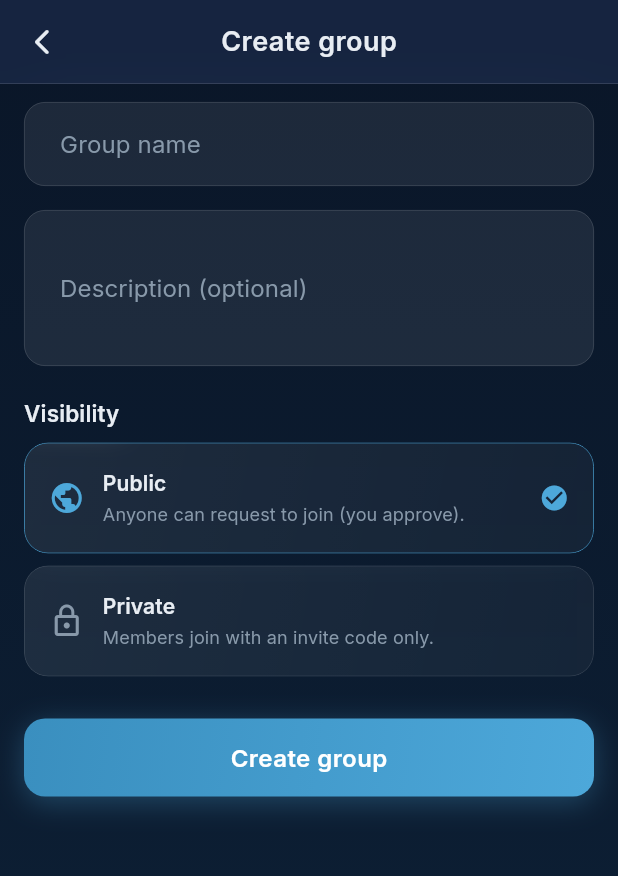
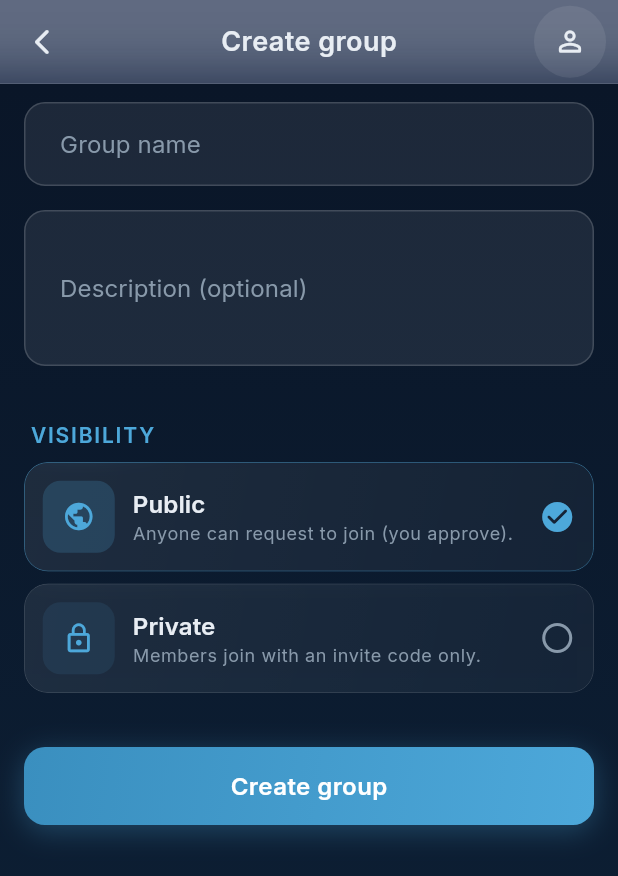
Before and after one commit to Carlos19979/navis-app, a Flutter app: the GroupFormScreen screen opened by its route, on a phone screen of 412 x 824 dp. Shown: the top 876 px of the screen. Run offline on Flutter 3.47's test engine with Material 3 defaults, Android fonts, the phone set to English and light mode, and no system bars; our stand-ins replace cached_network_image, connectivity_plus, dio, firebase_core, firebase_messaging, flutter_animate and 13 more; missing offline and left inert: purchases_flutter; accounts and stored records are empty; network calls fail; statements that could not run were skipped.

Commit message:
refactor(mobile): elevate group detail, group form, trip stats (phase 3)
- group_detail: members and join requests now show the member's real name
  (falling back to the short id only when absent) instead of a raw
  userId.substring; owner delete is a separated NavisDangerAction card
- group_form: NavisScaffold + NavisTextField + NavisSelectableCard +
  NavisSectionHeader (drops the private _field/_visibilityOption helpers)
- trip_stats: 15 `l10n?.x ?? 'English'` sites replaced with the standard
  force-unwrapped l.x pattern; dead English fallbacks removed

297 tests green, analyze clean.

Co-Authored-By: Claude Fable 5 <noreply@anthropic.com>

```diff
--- a/apps/mobile/lib/features/groups/presentation/screens/group_form_screen.dart
+++ b/apps/mobile/lib/features/groups/presentation/screens/group_form_screen.dart
@@ -2,15 +2,14 @@ import 'package:flutter/material.dart';
 import 'package:flutter_riverpod/flutter_riverpod.dart';
 import 'package:go_router/go_router.dart';
 
-import 'package:navis_mobile/core/theme/app_colors.dart';
-import 'package:navis_mobile/core/theme/theme_colors.dart';
 import 'package:navis_mobile/features/groups/presentation/providers/group_provider.dart';
 import 'package:navis_mobile/l10n/app_localizations.dart';
-import 'package:navis_mobile/shared/widgets/gradient_background.dart';
-import 'package:navis_mobile/shared/widgets/navis_app_bar.dart';
 import 'package:navis_mobile/shared/widgets/navis_button.dart';
-import 'package:navis_mobile/shared/widgets/navis_card.dart';
+import 'package:navis_mobile/shared/widgets/navis_scaffold.dart';
+import 'package:navis_mobile/shared/widgets/navis_section.dart';
+import 'package:navis_mobile/shared/widgets/navis_selectable_card.dart';
 import 'package:navis_mobile/shared/widgets/navis_snackbar.dart';
+import 'package:navis_mobile/shared/widgets/navis_text_field.dart';
 
 class GroupFormScreen extends ConsumerStatefulWidget {
   const GroupFormScreen({super.key});
@@ -57,51 +56,41 @@ class _GroupFormScreenState extends ConsumerState<GroupFormScreen> {
   @override
   Widget build(BuildContext context) {
     final l = AppLocalizations.of(context)!;
-    return Scaffold(
-      backgroundColor: Colors.transparent,
-      extendBodyBehindAppBar: true,
-      appBar: NavisAppBar(title: l.createGroup, showBack: true),
-      body: GradientBackground(
-        child: SafeArea(
-          child: Form(
+    return NavisScaffold(
+      title: l.createGroup,
+      showBack: true,
+      body: Form(
         key: _formKey,
         child: ListView(
           padding: const EdgeInsets.fromLTRB(16, 12, 16, 32),
           children: [
-                _field(
+            NavisTextField(
               controller: _nameController,
               label: l.groupName,
               validator: (v) =>
                   (v == null || v.trim().isEmpty) ? l.requiredField : null,
             ),
             const SizedBox(height: 16),
-                _field(
+            NavisTextField(
               controller: _descriptionController,
               label: l.descriptionOptional,
               maxLines: 3,
             ),
             const SizedBox(height: 20),
-                Text(
-                  l.visibilityLabel,
-                  style: TextStyle(
-                    color: context.txtPrimary,
-                    fontSize: 15,
-                    fontWeight: FontWeight.w600,
-                  ),
-                ),
-                const SizedBox(height: 8),
-                _visibilityOption(
-                  value: 'public',
+            NavisSectionHeader(label: l.visibilityLabel),
+            NavisSelectableCard(
               title: l.publicLabel,
               subtitle: l.groupPublicSubtitle,
               icon: Icons.public,
+              selected: _visibility == 'public',
+              onTap: () => setState(() => _visibility = 'public'),
             ),
-                const SizedBox(height: 8),
-                _visibilityOption(
-                  value: 'private',
+            NavisSelectableCard(
               title: l.privateLabel,
               subtitle: l.groupPrivateSubtitle,
               icon: Icons.lock_outline,
+              selected: _visibility == 'private',
+              onTap: () => setState(() => _visibility = 'private'),
             ),
             const SizedBox(height: 28),
             NavisButton(
@@ -113,79 +102,6 @@ class _GroupFormScreenState extends ConsumerState<GroupFormScreen> {
           ],
         ),
       ),
-        ),
-      ),
-    );
-  }
-
-  Widget _field({
-    required TextEditingController controller,
-    required String label,
-    String? Function(String?)? validator,
-    int maxLines = 1,
-  }) {
-    return TextFormField(
-      controller: controller,
-      validator: validator,
-      maxLines: maxLines,
-      style: TextStyle(color: context.txtPrimary),
-      decoration: InputDecoration(
-        labelText: label,
-        labelStyle: TextStyle(color: context.txtSecondary),
-        filled: true,
-        fillColor: context.glassBg,
-        enabledBorder: OutlineInputBorder(
-          borderRadius: BorderRadius.circular(14),
-          borderSide: BorderSide(color: context.glassBorderColor, width: 0.5),
-        ),
-        focusedBorder: OutlineInputBorder(
-          borderRadius: BorderRadius.circular(14),
-          borderSide: const BorderSide(color: AppColors.cyan),
-        ),
-      ),
-    );
-  }
-
-  Widget _visibilityOption({
-    required String value,
-    required String title,
-    required String subtitle,
-    required IconData icon,
-  }) {
-    final selected = _visibility == value;
-    return NavisCard(
-      onTap: () => setState(() => _visibility = value),
-      borderColor: selected ? AppColors.cyan : null,
-      child: Row(
-        children: [
-          Icon(icon, color: selected ? AppColors.cyan : context.txtSecondary),
-          const SizedBox(width: 12),
-          Expanded(
-            child: Column(
-              crossAxisAlignment: CrossAxisAlignment.start,
-              children: [
-                Text(
-                  title,
-                  style: TextStyle(
-                    color: context.txtPrimary,
-                    fontWeight: FontWeight.w600,
-                  ),
-                ),
-                const SizedBox(height: 2),
-                Text(
-                  subtitle,
-                  style: TextStyle(
-                    color: context.txtSecondary,
-                    fontSize: 12,
-                  ),
-                ),
-              ],
-            ),
-          ),
-          if (selected)
-            const Icon(Icons.check_circle, color: AppColors.cyan, size: 20),
-        ],
-      ),
     );
   }
 }
```
Also changed, not shown: apps/mobile/lib/features/groups/presentation/screens/group_detail_screen.dart (+12 -15 lines), apps/mobile/lib/features/logbook/presentation/screens/trip_stats_screen.dart (+17 -17 lines). Lines whose indentation alone changed are shown as unchanged.
